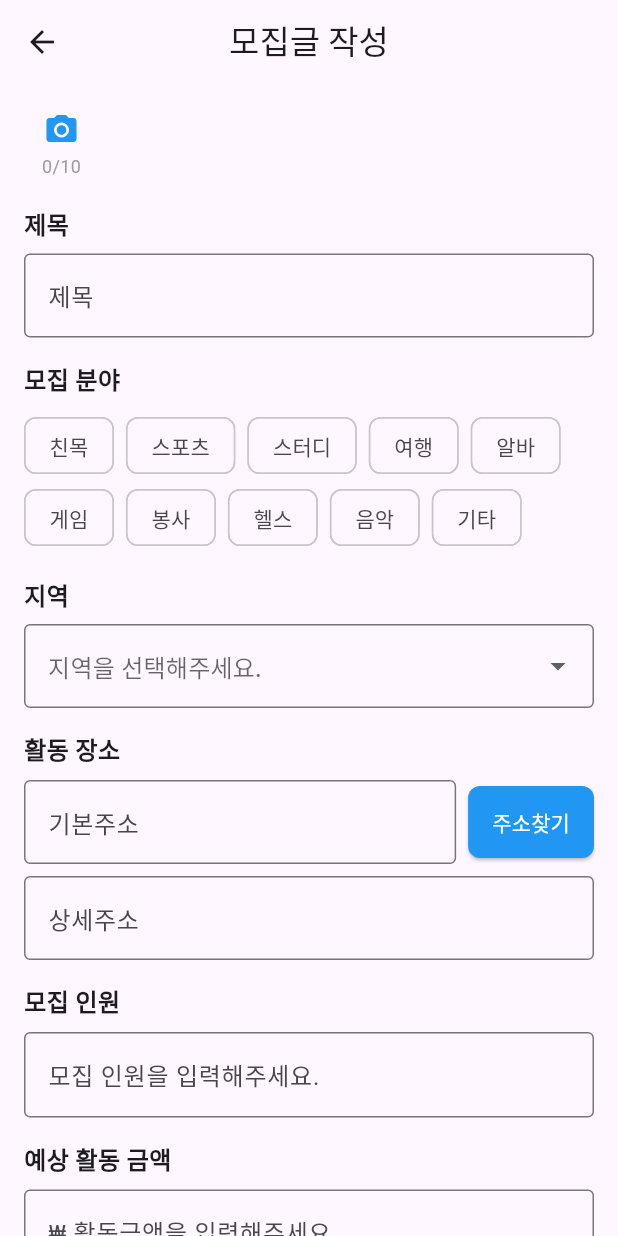
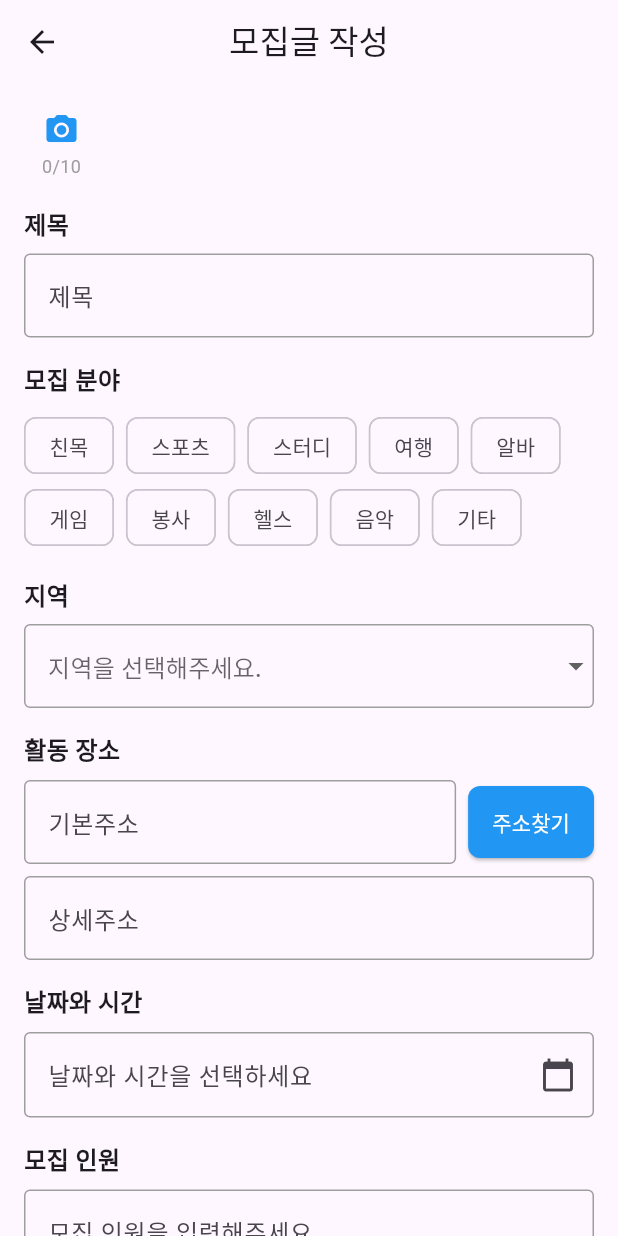
Before and after one commit to Damoyeo/Damoyeo, a Flutter app: the CreatePost screen opened directly, on a phone screen of 412 x 824 dp. Run offline on Flutter 3.47's test engine with Material 3 defaults, Android fonts, the phone set to English and light mode, and no system bars; our stand-ins replace cloud_firestore, currency_text_input_formatter, firebase_auth, firebase_core, firebase_messaging, firebase_storage and 2 more; missing offline and left inert: firebase_app_check, kpostal; accounts and stored records are empty; network calls fail.

```diff
--- a/lib/post/create_post.dart
+++ b/lib/post/create_post.dart
@@ -18,6 +18,72 @@ class CreatePost extends StatefulWidget {
 class _CreatePostState extends State<CreatePost> {
   final model = new CreateModel();
 
+///////////////////////////////////////////////////////////////날짜 시간 입력받는 기능
+  DateTime? _selectedDate;
+  TimeOfDay? _selectedTime;
+
+  // 날짜 선택 함수
+  Future<void> _pickDate(BuildContext context) async {
+    final DateTime? pickedDate = await showDatePicker(
+      context: context,
+      initialDate: DateTime.now(),
+      firstDate: DateTime(2000),
+      lastDate: DateTime(2101),
+    );
+    if (pickedDate != null) {
+      setState(() {
+        _selectedDate = pickedDate;
+      });
+    }
+  }
+
+  // 시간 선택 함수
+  Future<void> _pickTime(BuildContext context) async {
+    final TimeOfDay? pickedTime = await showTimePicker(
+      context: context,
+      initialTime: TimeOfDay.now(),
+    );
+    if (pickedTime != null) {
+      setState(() {
+        _selectedTime = pickedTime;
+      });
+    }
+  }
+
+  // 날짜와 시간을 하나의 문자열로 형식화
+  String _formatDateTime() {
+    if (_selectedDate == null || _selectedTime == null) {
+      return '날짜와 시간을 선택하세요';
+    }
+    final date =
+        "${_selectedDate!.year}-${_selectedDate!.month}-${_selectedDate!.day}";
+    final time =
+        "${_selectedTime!.hour}:${_selectedTime!.minute.toString().padLeft(2, '0')}";
+    return "$date $time";
+  }
+
+  // 날짜와 시간을 하나의 DateTime 객체로 생성
+  void _combineDateAndTime() {
+    if (_selectedDate != null && _selectedTime != null) {
+      setState(() {
+        _dateTime = DateTime(
+          _selectedDate!.year,
+          _selectedDate!.month,
+          _selectedDate!.day,
+          _selectedTime!.hour,
+          _selectedTime!.minute,
+        );
+        _isDateTimeValid = true; // 유효성 통과
+      });
+    }else {
+      setState(() {
+        _isDateTimeValid = false; // 유효성 미통과
+      });
+    }
+    return null;
+  }
+  /////////////////////////////////////////////////////////////////
+
   ////////////////////////////////////////////////////////// firebase에 넣을 변수들, 컨트롤러들
   final _titleTextController = TextEditingController(); //제목 컨트롤러
   int? _selectedCategoryIndex; // 선택된 카테고리의 인덱스
@@ -36,6 +102,7 @@ class _CreatePostState extends State<CreatePost> {
   String? _localSelectedValue; //지역 드롭다운버튼 값
   final _addressTextController = TextEditingController(); //활동장소 컨트롤러
   final _detailAddressTextController = TextEditingController(); //상세주소 컨트롤러
+  DateTime? _dateTime;  //날짜 시간
   final _costTextController = TextEditingController(); //예상 활동금액 컨트롤러
   String? _limitSelectedValue; //불참 횟수 드롭다운버튼 값
   final _contentTextController = TextEditingController(); //게시글 내용 컨트롤러
@@ -61,6 +128,7 @@ class _CreatePostState extends State<CreatePost> {
   bool _isCostValid = true;
   bool _isContentValid = true;
   bool _isSelectedValid = true;
+  bool _isDateTimeValid = true;
 
   void _validateFields() {
     setState(() {
@@ -71,9 +139,21 @@ class _CreatePostState extends State<CreatePost> {
       _isCostValid = _costTextController.text.isNotEmpty;
       _isContentValid = _contentTextController.text.isNotEmpty;
       _isSelectedValid = _selectedCategoryIndex != null;
+      _isDateTimeValid = _dateTime != null;
     });
   }
- //에러 메시지
+
+  // 에러 border
+  OutlineInputBorder customInputBorder(
+      bool isValid, Color enabledColor, Color errorColor) {
+    return OutlineInputBorder(
+      borderSide: BorderSide(
+        color: isValid ? enabledColor : errorColor,
+      ),
+    );
+  }
+
+  //에러 메시지
   Widget buildErrorIndicator(bool isValid, String message) {
     if (isValid) return SizedBox.shrink(); // 유효할 경우 아무것도 표시하지 않음
 
@@ -276,17 +356,18 @@ class _CreatePostState extends State<CreatePost> {
               controller: _titleTextController,
               decoration: InputDecoration(
                 hintText: '제목',
-                border: OutlineInputBorder(
-                  borderSide: BorderSide(
-                    color: _isTitleValid ? Colors.grey : Colors.red,
-                  ),
-                ),
+                enabledBorder:
+                    customInputBorder(_isTitleValid, Colors.grey, Colors.red),
+                focusedBorder:
+                    customInputBorder(_isTitleValid, Colors.blue, Colors.red),
+                errorBorder: customInputBorder(
+                    false, Colors.grey, Colors.red), // errorBorder는 항상 빨간색
               ),
               onChanged: (_) {
                 if (!_isTitleValid) setState(() => _isTitleValid = true);
               },
             ),
-            buildErrorIndicator(_isTitleValid,"입력해주세요"),
+            buildErrorIndicator(_isTitleValid, "제목을 입력해주세요."),
             SizedBox(height: 16),
             Text('모집 분야',
                 style: TextStyle(fontSize: 16, fontWeight: FontWeight.bold)),
@@ -305,6 +386,7 @@ class _CreatePostState extends State<CreatePost> {
                 );
               }),
             ),
+            buildErrorIndicator(_isSelectedValid, "모집분야를 선택해주세요."),
             SizedBox(height: 16),
             Text('지역',
                 style: TextStyle(fontSize: 16, fontWeight: FontWeight.bold)),
@@ -312,11 +394,12 @@ class _CreatePostState extends State<CreatePost> {
             DropdownButtonFormField<String>(
               value: _localSelectedValue,
               decoration: InputDecoration(
-                border: OutlineInputBorder(
-                  borderSide: BorderSide(
-                    color: _isLocalSelectedValid ? Colors.grey : Colors.red,
-                  ),
-                ),
+                enabledBorder: customInputBorder(
+                    _isLocalSelectedValid, Colors.grey, Colors.red),
+                focusedBorder: customInputBorder(
+                    _isLocalSelectedValid, Colors.blue, Colors.red),
+                errorBorder: customInputBorder(
+                    false, Colors.grey, Colors.red), // errorBorder는 항상 빨간색
               ),
               hint: Text('지역을 선택해주세요.'),
               items: ['서울특별시', '부산광역시', '대구광역시']
@@ -332,7 +415,7 @@ class _CreatePostState extends State<CreatePost> {
                 });
               },
             ),
-            buildErrorIndicator(_isLocalSelectedValid,"입력해주세요"),
+            buildErrorIndicator(_isLocalSelectedValid, "지역을 선택해주세요."),
             SizedBox(height: 16),
             Text(
               '활동 장소',
@@ -347,11 +430,12 @@ class _CreatePostState extends State<CreatePost> {
                     readOnly: true,
                     decoration: InputDecoration(
                       hintText: '기본주소',
-                      border: OutlineInputBorder(
-                        borderSide: BorderSide(
-                          color: _isAddressValid ? Colors.grey : Colors.red,
-                        ),
-                      ),
+                      enabledBorder: customInputBorder(
+                          _isAddressValid, Colors.grey, Colors.red),
+                      focusedBorder: customInputBorder(
+                          _isAddressValid, Colors.blue, Colors.red),
+                      errorBorder: customInputBorder(false, Colors.grey,
+                          Colors.red), // errorBorder는 항상 빨간색
                     ),
                     onChanged: (_) {
                       if (!_isAddressValid)
@@ -359,8 +443,6 @@ class _CreatePostState extends State<CreatePost> {
                     },
                   ),
                 ),
-                buildErrorIndicator(_isAddressValid,"입력해주세요"),
-
                 SizedBox(width: 8),
                 ElevatedButton(
                   onPressed: () async {
@@ -394,23 +476,52 @@ class _CreatePostState extends State<CreatePost> {
                 ),
               ],
             ),
+            buildErrorIndicator(_isAddressValid, "주소를 입력해주세요."),
             SizedBox(height: 8),
             TextField(
               controller: _detailAddressTextController,
               decoration: InputDecoration(
                 hintText: '상세주소',
-                border: OutlineInputBorder(
-                  borderSide: BorderSide(
-                    color: _isDetailAddressValid ? Colors.grey : Colors.red,
-                  ),
-                ),
+                enabledBorder: customInputBorder(
+                    _isDetailAddressValid, Colors.grey, Colors.red),
+                focusedBorder: customInputBorder(
+                    _isDetailAddressValid, Colors.blue, Colors.red),
+                errorBorder: customInputBorder(
+                    false, Colors.grey, Colors.red), // errorBorder는 항상 빨간색
               ),
               onChanged: (_) {
                 if (!_isDetailAddressValid)
                   setState(() => _isDetailAddressValid = true);
               },
             ),
-            buildErrorIndicator(_isDetailAddressValid,"입력해주세요"),
+            buildErrorIndicator(_isDetailAddressValid, "상세주소를 입력해주세요."),
+            SizedBox(height: 16),
+            Text(
+              '날짜와 시간',
+              style: TextStyle(fontSize: 16, fontWeight: FontWeight.bold),
+            ),
+            SizedBox(height: 8),
+            TextField(
+              readOnly: true,
+              decoration: InputDecoration(
+                hintText: _formatDateTime(),
+                enabledBorder: customInputBorder(
+                    _isDateTimeValid, Colors.grey, Colors.red),
+                focusedBorder: customInputBorder(
+                    _isDateTimeValid, Colors.blue, Colors.red),
+                errorBorder: customInputBorder(false, Colors.grey,
+                    Colors.red), // errorBorder는 항상 빨간색
+                suffixIcon: Icon(Icons.calendar_today),
+              ),
+              onTap: () async {
+                await _pickDate(context);
+                if (_selectedDate != null) {
+                  await _pickTime(context);
+                }
+                _combineDateAndTime();
+              },
+            ),
+            buildErrorIndicator(_isDateTimeValid, "날짜,시간을 입력해주세요."),
             SizedBox(height: 16),
             Text('모집 인원',
                 style: TextStyle(fontSize: 16, fontWeight: FontWeight.bold)),
@@ -418,7 +529,12 @@ class _CreatePostState extends State<CreatePost> {
             TextField(
               decoration: InputDecoration(
                 hintText: '모집 인원을 입력해주세요.',
-                border: OutlineInputBorder(),
+                enabledBorder:
+                    customInputBorder(_isTitleValid, Colors.grey, Colors.red),
+                focusedBorder:
+                    customInputBorder(_isTitleValid, Colors.blue, Colors.red),
+                errorBorder: customInputBorder(
+                    false, Colors.grey, Colors.red), // errorBorder는 항상 빨간색
               ),
               keyboardType: TextInputType.number,
             ),
@@ -437,18 +553,19 @@ class _CreatePostState extends State<CreatePost> {
               controller: _costTextController,
               decoration: InputDecoration(
                 hintText: '₩ 활동금액을 입력해주세요.',
-                border: OutlineInputBorder(
-                  borderSide: BorderSide(
-                    color: _isCostValid ? Colors.grey : Colors.red,
-                  ),
-                ),
+                enabledBorder:
+                    customInputBorder(_isCostValid, Colors.grey, Colors.red),
+                focusedBorder:
+                    customInputBorder(_isCostValid, Colors.blue, Colors.red),
+                errorBorder: customInputBorder(
+                    false, Colors.grey, Colors.red), // errorBorder는 항상 빨간색
               ),
               keyboardType: TextInputType.number,
               onChanged: (_) {
                 if (!_isCostValid) setState(() => _isCostValid = true);
               },
             ),
-            buildErrorIndicator(_isCostValid,"입력해주세요"),
+            buildErrorIndicator(_isCostValid, "활동금액을 입력해주세요."),
             SizedBox(height: 16),
             Text('불참 횟수 제한',
                 style: TextStyle(fontSize: 16, fontWeight: FontWeight.bold)),
@@ -456,7 +573,12 @@ class _CreatePostState extends State<CreatePost> {
             DropdownButtonFormField<String>(
               value: _limitSelectedValue,
               decoration: InputDecoration(
-                border: OutlineInputBorder(),
+                enabledBorder:
+                    customInputBorder(_isTitleValid, Colors.grey, Colors.red),
+                focusedBorder:
+                    customInputBorder(_isTitleValid, Colors.blue, Colors.red),
+                errorBorder: customInputBorder(
+                    false, Colors.grey, Colors.red), // errorBorder는 항상 빨간색
               ),
               hint: Text('불참 횟수를 선택해주세요.'),
               items: ['1회', '2회', '3회', '무제한']
@@ -479,18 +601,19 @@ class _CreatePostState extends State<CreatePost> {
               controller: _contentTextController,
               decoration: InputDecoration(
                 hintText: '모집글 내용을 작성해주세요.',
-                border: OutlineInputBorder(
-                  borderSide: BorderSide(
-                    color: _isContentValid ? Colors.grey : Colors.red,
-                  ),
-                ),
+                enabledBorder:
+                    customInputBorder(_isContentValid, Colors.grey, Colors.red),
+                focusedBorder:
+                    customInputBorder(_isContentValid, Colors.blue, Colors.red),
+                errorBorder: customInputBorder(
+                    false, Colors.grey, Colors.red), // errorBorder는 항상 빨간색
               ),
               maxLines: 3,
               onChanged: (_) {
                 if (!_isContentValid) setState(() => _isContentValid = true);
               },
             ),
-            buildErrorIndicator(_isContentValid,"입력해주세요"),
+            buildErrorIndicator(_isContentValid, "모집글 내용을 입력해주세요."),
             SizedBox(height: 24),
             Center(
               child: SizedBox(
--- a/pubspec.yaml
+++ b/pubspec.yaml
@@ -53,6 +53,8 @@ dependencies:
   kpostal: ^1.1.0
   currency_text_input_formatter: ^2.2.6
   cached_network_image: ^3.4.1
+  flutter_datetime_picker: ^1.5.1
+  intl: ^0.19.0
 
 dev_dependencies:
   flutter_test:
```
Also changed, not shown: lib/post/post_detail.dart (+17 -5 lines), pubspec.lock.
